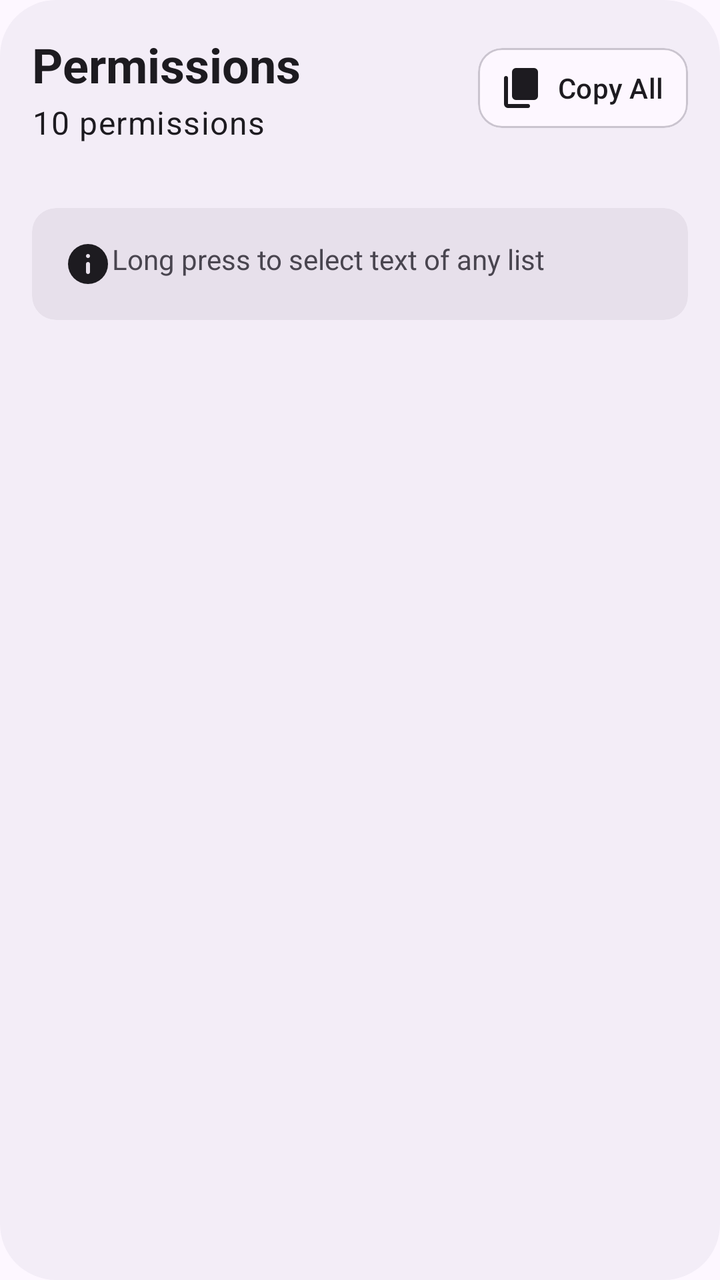
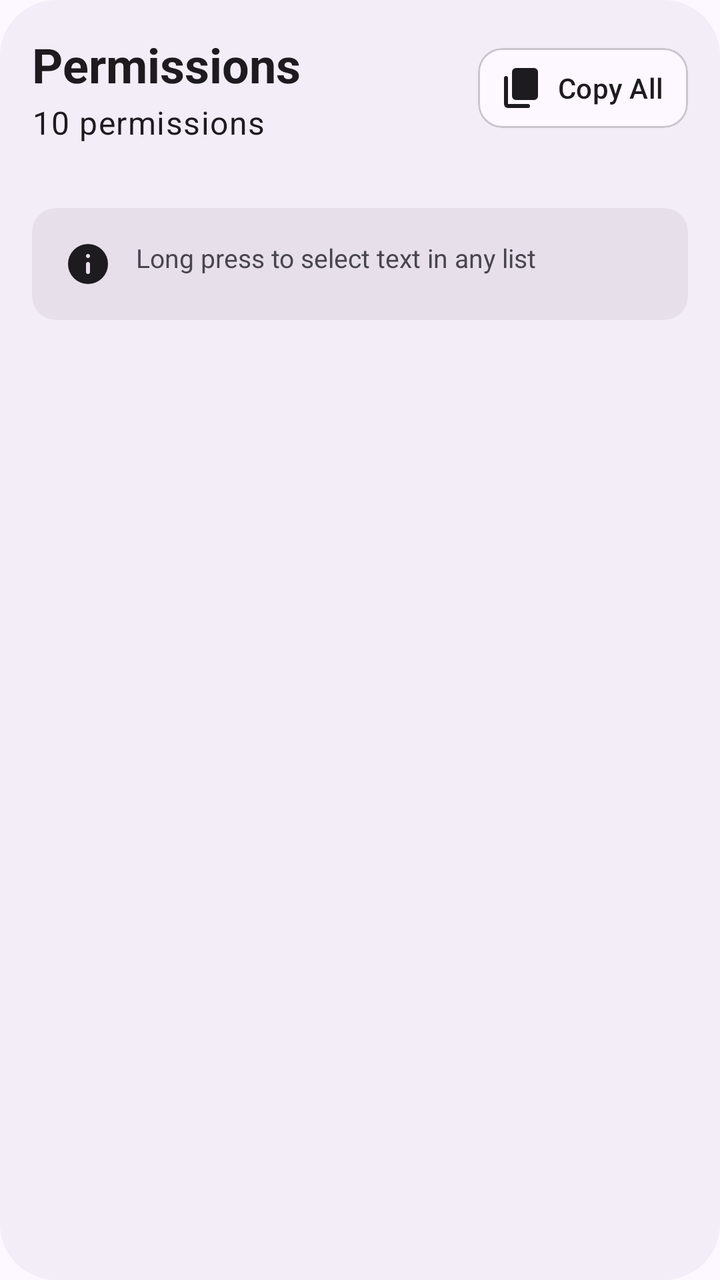

Two renders of the same Android screen: before a commit and after it. Below are the layout's source before the change and the commit's diff.
<!-- AndroidManifest.xml: application theme AppTheme -->
<!-- res/layout/apk_full_details_dialog.xml -->
<?xml version="1.0" encoding="utf-8"?>
<LinearLayout xmlns:android="http://schemas.android.com/apk/res/android"
    xmlns:app="http://schemas.android.com/apk/res-auto"
    xmlns:tools="http://schemas.android.com/tools"
    android:layout_width="match_parent"
    android:layout_height="wrap_content"
    android:orientation="vertical"
    android:padding="16dp"
    android:background="@drawable/bg_popup">

    <LinearLayout
        android:layout_width="match_parent"
        android:layout_height="wrap_content"
        android:orientation="horizontal"
        android:gravity="center_vertical">

        <LinearLayout
            android:layout_width="0dp"
            android:layout_height="wrap_content"
            android:layout_weight="1"
            android:orientation="vertical">

            <TextView
                android:id="@+id/placeholder"
                android:layout_width="match_parent"
                android:layout_height="wrap_content"
                android:text="Permissions"
                android:textAppearance="?attr/textAppearanceHeadlineSmall"
                android:textStyle="bold" />

            <TextView
                android:id="@+id/placeholderCount"
                android:layout_width="wrap_content"
                android:layout_height="wrap_content"
                android:layout_marginTop="2dp"
                android:text="10 permissions"
                android:textAppearance="?attr/textAppearanceBodyLarge" />

        </LinearLayout>

        <com.google.android.material.card.MaterialCardView
            android:id="@+id/copyAll"
            android:layout_width="wrap_content"
            android:layout_height="wrap_content"
            style="@style/Widget.Material3.CardView.Outlined">

            <LinearLayout
                android:layout_width="wrap_content"
                android:layout_height="wrap_content"
                android:orientation="horizontal"
                android:gravity="center_vertical"
                android:paddingStart="10dp"
                android:paddingEnd="12dp"
                android:paddingTop="8dp"
                android:paddingBottom="8dp">

                <ImageButton
                    android:layout_width="24dp"
                    android:layout_height="24dp"
                    android:background="@null"
                    android:src="@drawable/ic_copy"
                    app:tint="?attr/colorOnSurface"
                    android:padding="0dp" />

                <TextView
                    android:layout_width="wrap_content"
                    android:layout_height="wrap_content"
                    android:layout_marginStart="6dp"
                    android:text="Copy All"
                    android:textAppearance="?attr/textAppearanceLabelLarge" />

            </LinearLayout>

        </com.google.android.material.card.MaterialCardView>

    </LinearLayout>

    <androidx.recyclerview.widget.RecyclerView
        android:id="@+id/contentRecycler"
        android:layout_width="match_parent"
        android:layout_height="wrap_content"
        android:layout_marginTop="16dp"
        android:nestedScrollingEnabled="false"
        tools:listitem="@layout/apk_full_details_text" />
    <com.google.android.material.card.MaterialCardView
        android:layout_width="match_parent"
        android:layout_height="wrap_content"
        android:layout_marginTop="16dp"
        style="@style/Widget.Card.RoundedMiddle">
        <LinearLayout
            android:layout_width="match_parent"
            android:layout_height="wrap_content"
            android:padding="16dp">
            <ImageView
                android:layout_width="24dp"
                android:layout_height="24dp"
                android:src="@drawable/ic_info"
                app:tint="?attr/colorOnSurface"/>
            <TextView
                android:layout_width="wrap_content"
                android:layout_height="wrap_content"
                android:text="Long press to select text of any list"/>
        </LinearLayout>
    </com.google.android.material.card.MaterialCardView>
</LinearLayout>
<!-- res/layout/apk_full_details_text.xml (included above) -->
<?xml version="1.0" encoding="utf-8"?>
<com.google.android.material.card.MaterialCardView xmlns:android="http://schemas.android.com/apk/res/android"
    xmlns:app="http://schemas.android.com/apk/res-auto"
    android:layout_width="match_parent"
    android:layout_height="wrap_content"
    android:layout_marginBottom="6dp"
    app:cardCornerRadius="8dp"
    app:cardElevation="0dp"
    app:cardBackgroundColor="?attr/colorControlHighlight"
    app:strokeWidth="0dp">
    <LinearLayout
        android:layout_width="match_parent"
        android:layout_height="wrap_content"
        android:orientation="horizontal"
        android:gravity="center_vertical"
        android:paddingHorizontal="10dp">

        <TextView
            android:id="@+id/text"
            android:layout_width="0dp"
            android:layout_weight="1"
            android:layout_height="wrap_content"
            android:padding="8dp"
            android:text="TEST"
            android:textIsSelectable="true" />

        <ImageButton
            android:id="@+id/copy"
            android:layout_width="40dp"
            android:layout_height="40dp"
            android:src="@drawable/ic_copy"
            app:tint="?attr/colorOnSurface"
            android:background="?attr/selectableItemBackgroundBorderless"
            android:padding="8dp"
            android:contentDescription="Copy" />
    </LinearLayout>

</com.google.android.material.card.MaterialCardView>
<!-- resources referenced by this layout -->
<resources>
  <!-- drawable bg_popup (drawable) -->
  <?xml version="1.0" encoding="utf-8"?>
  <shape xmlns:android="http://schemas.android.com/apk/res/android">
  
      <solid android:color="?attr/colorSurfaceContainer"/>
  
      <corners android:radius="28dp"/>
  
  </shape>
  <!-- drawable ic_copy (drawable) -->
  <vector xmlns:android="http://schemas.android.com/apk/res/android"
      android:width="24dp"
      android:height="24dp"
      android:viewportWidth="960"
      android:viewportHeight="960">
    <path
        android:pathData="M360,720q-33,0 -56.5,-23.5T280,640v-480q0,-33 23.5,-56.5T360,80h360q33,0 56.5,23.5T800,160v480q0,33 -23.5,56.5T720,720L360,720ZM200,880q-33,0 -56.5,-23.5T120,800v-520q0,-17 11.5,-28.5T160,240q17,0 28.5,11.5T200,280v520h400q17,0 28.5,11.5T640,840q0,17 -11.5,28.5T600,880L200,880Z"
        android:fillColor="#000000"/>
  </vector>
  <!-- drawable ic_info (drawable) -->
  <vector xmlns:android="http://schemas.android.com/apk/res/android"
      android:width="24dp"
      android:height="24dp"
      android:viewportWidth="960"
      android:viewportHeight="960">
    <path
        android:pathData="M508.5,668.5Q520,657 520,640v-160q0,-17 -11.5,-28.5T480,440q-17,0 -28.5,11.5T440,480v160q0,17 11.5,28.5T480,680q17,0 28.5,-11.5ZM508.5,348.5Q520,337 520,320t-11.5,-28.5Q497,280 480,280t-28.5,11.5Q440,303 440,320t11.5,28.5Q463,360 480,360t28.5,-11.5ZM480,880q-83,0 -156,-31.5T197,763q-54,-54 -85.5,-127T80,480q0,-83 31.5,-156T197,197q54,-54 127,-85.5T480,80q83,0 156,31.5T763,197q54,54 85.5,127T880,480q0,83 -31.5,156T763,763q-54,54 -127,85.5T480,880Z"
        android:fillColor="#000000"/>
  </vector>
  <style name="Widget.Card.RoundedMiddle" parent="Widget.Material3.CardView.Filled">
          <item name="android:layout_width">match_parent</item>
          <item name="android:layout_height">wrap_content</item>
          <item name="cardBackgroundColor">?attr/colorSurfaceVariant</item>
      </style>
  <color name="md_theme_primary">#65558F</color>
  <color name="md_theme_onPrimary">#FFFFFF</color>
  <color name="md_theme_primaryContainer">#E9DDFF</color>
  <color name="md_theme_onPrimaryContainer">#4D3D75</color>
  <color name="md_theme_secondary">#625B71</color>
  <color name="md_theme_onSecondary">#FFFFFF</color>
  <color name="md_theme_secondaryContainer">#E8DEF8</color>
  <color name="md_theme_onSecondaryContainer">#4A4458</color>
  <color name="md_theme_tertiary">#7E5260</color>
  <color name="md_theme_onTertiary">#FFFFFF</color>
  <color name="md_theme_tertiaryContainer">#FFD9E3</color>
  <color name="md_theme_onTertiaryContainer">#633B48</color>
  <color name="md_theme_error">#BA1A1A</color>
  <color name="md_theme_onError">#FFFFFF</color>
  <color name="md_theme_errorContainer">#FFDAD6</color>
  <color name="md_theme_onErrorContainer">#93000A</color>
  <color name="md_theme_background">#FDF7FF</color>
  <color name="md_theme_onBackground">#1D1B20</color>
  <color name="md_theme_surface">#FDF7FF</color>
  <color name="md_theme_onSurface">#1D1B20</color>
  <color name="md_theme_surfaceVariant">#E7E0EB</color>
  <color name="md_theme_onSurfaceVariant">#49454E</color>
  <color name="md_theme_outline">#7A757F</color>
  <color name="md_theme_outlineVariant">#CAC4CF</color>
  <color name="md_theme_inverseSurface">#322F35</color>
  <color name="md_theme_inverseOnSurface">#F5EFF7</color>
  <color name="md_theme_inversePrimary">#CFBDFE</color>
  <!-- unchanged entries left out for length: 1 -->
</resources>

<!-- the commit's change to res/layout/apk_full_details_dialog.xml (unified diff, before → after) -->
@@ -97,9 +97,13 @@
                 android:src="@drawable/ic_info"
                 app:tint="?attr/colorOnSurface"/>
             <TextView
-                android:layout_width="wrap_content"
+                android:layout_width="0dp"
                 android:layout_height="wrap_content"
-                android:text="Long press to select text of any list"/>
+                android:layout_weight="1"
+                android:layout_marginStart="12dp"
+                android:textSize="13sp"
+                android:justificationMode="inter_word"
+                android:text="Long press to select text in any list"/>
         </LinearLayout>
     </com.google.android.material.card.MaterialCardView>
 </LinearLayout>
@@ -137,8 +141,7 @@
             android:src="@drawable/ic_copy"
             app:tint="?attr/colorOnSurface"
             android:background="?attr/selectableItemBackgroundBorderless"
-            android:padding="8dp"
-            android:contentDescription="Copy" />
+            android:padding="8dp" />
     </LinearLayout>
 
 </com.google.android.material.card.MaterialCardView>
